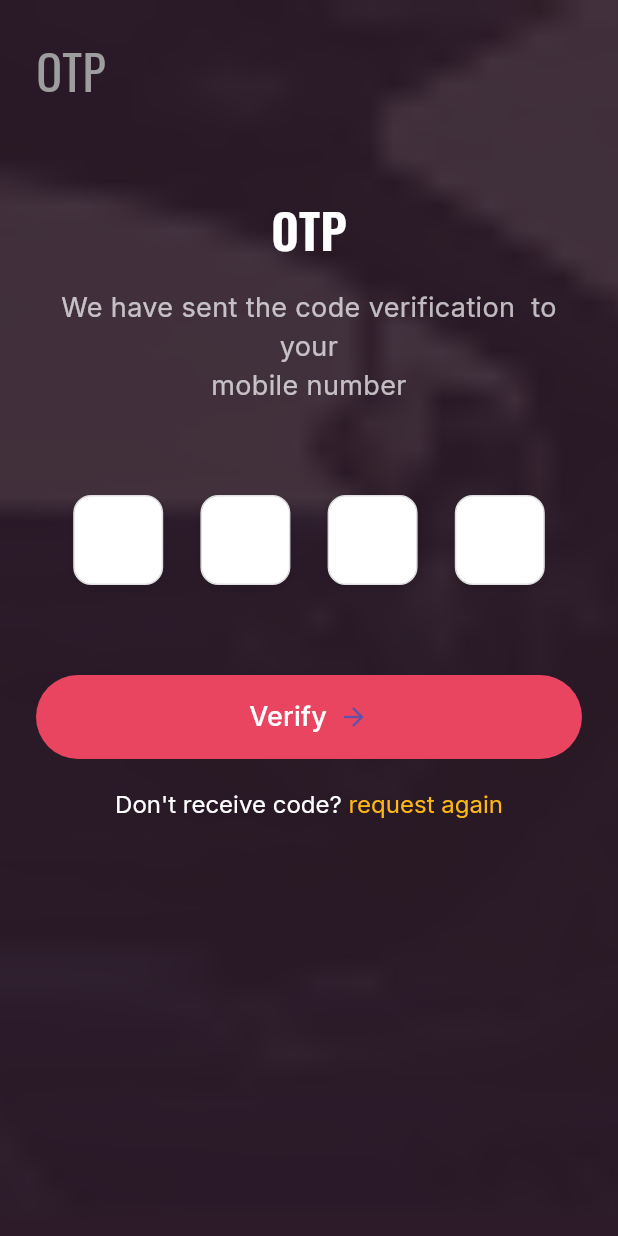
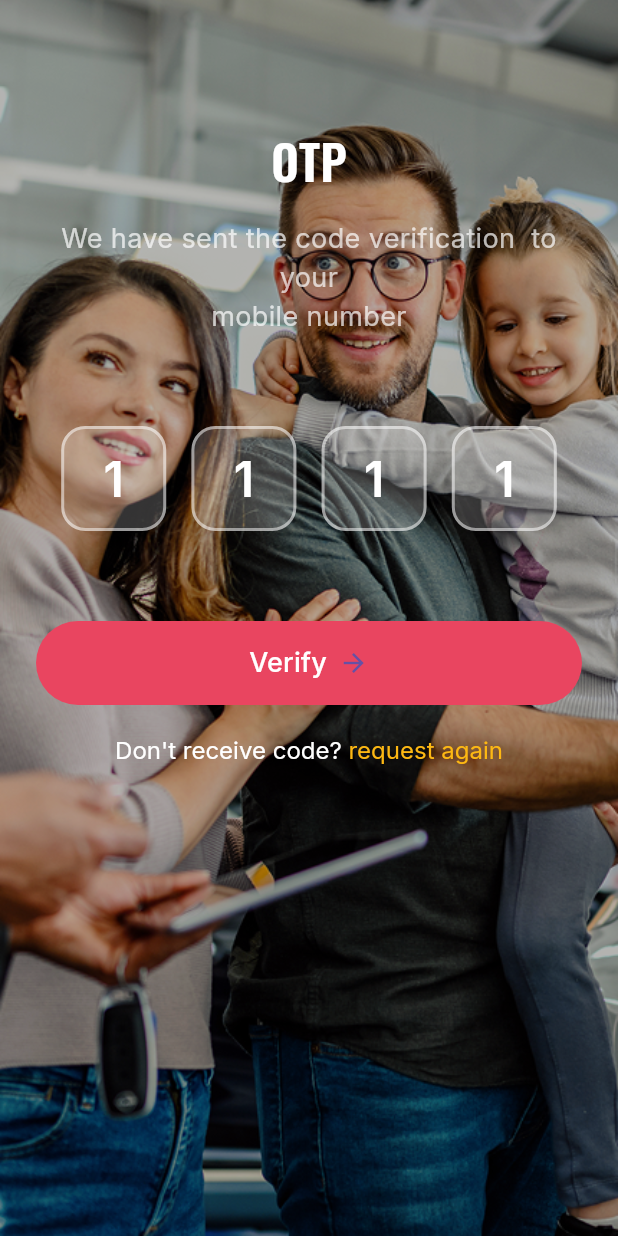
Before and after one commit to bhavika1112/CAR, a Flutter app: the SignUpScreen screen opened directly, after a tap on "Get Started", on a phone screen of 412 x 824 dp. Run offline on Flutter 3.47's test engine with Material 3 defaults, Android fonts, the phone set to English and light mode, and no system bars; our stand-ins replace google_fonts.

Commit message:
added login page bg images

```diff
--- a/cars/lib/pages/login_page.dart
+++ b/cars/lib/pages/login_page.dart
@@ -243,6 +243,7 @@ class _SplashScreenState extends State<SplashScreen> {
 }
 
 // Onboarding Screen
+// Onboarding Screen
 class OnboardingScreen extends StatelessWidget {
   const OnboardingScreen({Key? key}) : super(key: key);
 
@@ -266,14 +267,11 @@ class OnboardingScreen extends StatelessWidget {
             Container(
               color: const Color(0xFF2D1B29),
             ),
-            Opacity(
-              opacity: 0.1,
-              child: Container(
+            Container(
               decoration: const BoxDecoration(
                 image: DecorationImage(
-                    image: AssetImage('assets/View 1.png'),
+                  image: AssetImage('assets/pexels-garvin-st-villier-3311574 1.png'),
                   fit: BoxFit.cover,
-                  ),
                 ),
               ),
             ),
@@ -283,14 +281,7 @@ class OnboardingScreen extends StatelessWidget {
                 child: Column(
                   crossAxisAlignment: CrossAxisAlignment.start,
                   children: [
-                    Text(
-                      'Onboarding',
-                      style: GoogleFonts.inter(
-                        color: Colors.white70,
-                        fontSize: 16,
-                        fontWeight: FontWeight.w300,
-                      ),
-                    ),
+
                     const Spacer(),
                     RichText(
                       text: TextSpan(
@@ -372,7 +363,6 @@ class OnboardingScreen extends StatelessWidget {
     );
   }
 }
-
 // Login Screen
 class LoginScreen extends StatelessWidget {
   const LoginScreen({Key? key}) : super(key: key);
@@ -397,14 +387,11 @@ class LoginScreen extends StatelessWidget {
             Container(
               color: const Color(0xFF2D1B29),
             ),
-            Opacity(
-              opacity: 0.1,
-              child: Container(
+            Container(
               decoration: const BoxDecoration(
                 image: DecorationImage(
-                    image: AssetImage('assets/View 2.png'),
+                  image: AssetImage('assets/login screen (2).png'),
                   fit: BoxFit.cover,
-                  ),
                 ),
               ),
             ),
@@ -414,13 +401,7 @@ class LoginScreen extends StatelessWidget {
                 child: Column(
                   crossAxisAlignment: CrossAxisAlignment.start,
                   children: [
-                    Text(
-                      'login screen',
-                      style: GoogleFonts.inter(
-                        color: Colors.grey,
-                        fontSize: 14,
-                      ),
-                    ),
+
                     const SizedBox(height: 60),
                     Text(
                       'Hello!',
@@ -670,14 +651,11 @@ class SignUpScreen extends StatelessWidget {
             Container(
               color: const Color(0xFF2D1B29),
             ),
-            Opacity(
-              opacity: 0.1,
-              child: Container(
+            Container(
               decoration: const BoxDecoration(
                 image: DecorationImage(
-                    image: AssetImage('assets/View 3.png'),
+                  image: AssetImage('assets/Sign Up Screen (1).png'),
                   fit: BoxFit.cover,
-                  ),
                 ),
               ),
             ),
@@ -687,13 +665,7 @@ class SignUpScreen extends StatelessWidget {
                 child: Column(
                   crossAxisAlignment: CrossAxisAlignment.start,
                   children: [
-                    Text(
-                      'Sign Up Screen',
-                      style: GoogleFonts.inter(
-                        color: Colors.grey,
-                        fontSize: 14,
-                      ),
-                    ),
+
                     const SizedBox(height: 40),
                     Text(
                       'Hello!',
@@ -888,14 +860,11 @@ class OTPScreen extends StatelessWidget {
             Container(
               color: const Color(0xFF2D1B29),
             ),
-            Opacity(
-              opacity: 0.1,
-              child: Container(
+            Container(
               decoration: const BoxDecoration(
                 image: DecorationImage(
-                    image: AssetImage('assets/View 5.png'),
+                  image: AssetImage('assets/OTP (1).png'),
                   fit: BoxFit.cover,
-                  ),
                 ),
               ),
             ),
@@ -905,13 +874,7 @@ class OTPScreen extends StatelessWidget {
                 child: Column(
                   crossAxisAlignment: CrossAxisAlignment.start,
                   children: [
-                    Text(
-                      'OTP',
-                      style: GoogleFonts.oswald(
-                        color: Colors.grey,
-                        fontSize: 32,
-                      ),
-                    ),
+
                     const SizedBox(height: 60),
                     Center(
                       child: Text(
@@ -940,27 +903,23 @@ class OTPScreen extends StatelessWidget {
                       children: List.generate(
                         4,
                         (index) => Container(
-                          width: 60,
-                          height: 60,
+                          width: 70,
+                          height: 70,
                           decoration: BoxDecoration(
-                            color: Colors.white,
-                            borderRadius: BorderRadius.circular(12),
-                            border: Border.all(color: Colors.grey.shade300),
-                            boxShadow: [
-                              BoxShadow(
-                                color: Colors.black.withOpacity(0.1),
-                                blurRadius: 4,
-                                offset: const Offset(0, 2),
+                            color: Colors.white.withOpacity(0.2),
+                            borderRadius: BorderRadius.circular(16),
+                            border: Border.all(
+                              color: Colors.white.withOpacity(0.5),
+                              width: 2,
                             ),
-                            ],
                           ),
                           child: Center(
                             child: Text(
-                              '',
+                              '1',
                               style: GoogleFonts.inter(
-                                fontSize: 24,
-                                color: Colors.black,
-                                fontWeight: FontWeight.w500,
+                                fontSize: 32,
+                                color: Colors.white,
+                                fontWeight: FontWeight.w600,
                               ),
                             ),
                           ),
@@ -1062,14 +1021,11 @@ class ChooseRoleScreen extends StatelessWidget {
             Container(
               color: const Color(0xFF2D1B29),
             ),
-            Opacity(
-              opacity: 0.1,
-              child: Container(
+            Container(
               decoration: const BoxDecoration(
                 image: DecorationImage(
-                    image: AssetImage('assets/View 6.png'),
+                  image: AssetImage('assets/Choose Role (1).png'),
                   fit: BoxFit.cover,
-                  ),
                 ),
               ),
             ),
@@ -1292,14 +1248,11 @@ class SellerRoleScreen extends StatelessWidget {
             Container(
               color: const Color(0xFF2D1B29),
             ),
-            Opacity(
-              opacity: 0.1,
-              child: Container(
+            Container(
               decoration: const BoxDecoration(
                 image: DecorationImage(
                   image: AssetImage('assets/normal.png'),
                   fit: BoxFit.cover,
-                  ),
                 ),
               ),
             ),
--- a/cars/pubspec.yaml
+++ b/cars/pubspec.yaml
@@ -31,6 +31,11 @@ flutter:
     - assets/normal.png
     - assets/vip.png
     - assets/vipseller.png
+    - assets/login screen (2).png
+    - assets/Sign Up Screen (1).png
+    - assets/OTP (1).png
+    - assets/Choose Role (1).png
+    - assets/pexels-garvin-st-villier-3311574 1.png
 
      # Normal home brand images
     - assets/home/image.png
```
Also changed, not shown: cars/assets/Choose Role (1).png (added), cars/assets/OTP (1).png (added), cars/assets/Sign Up Screen (1).png (added), cars/assets/login screen (2).png (added). Lines whose indentation alone changed are shown as unchanged.
